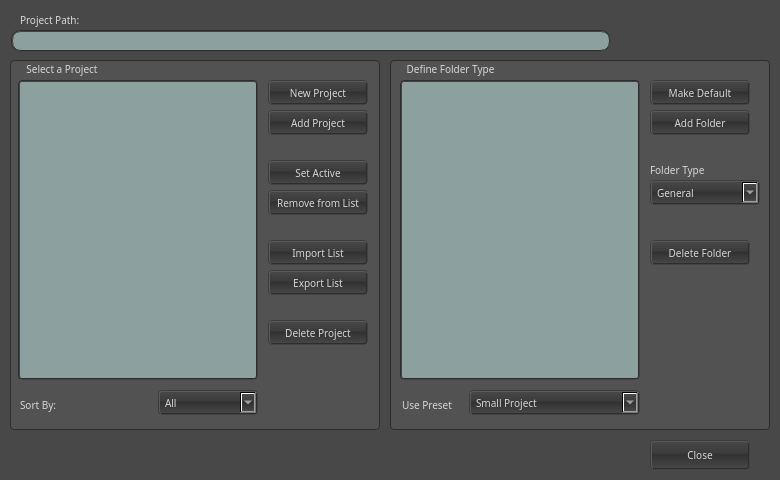
First picture: the form in ui/ProjectManager.ui, repository skhaz/neutron3d, before the edit.
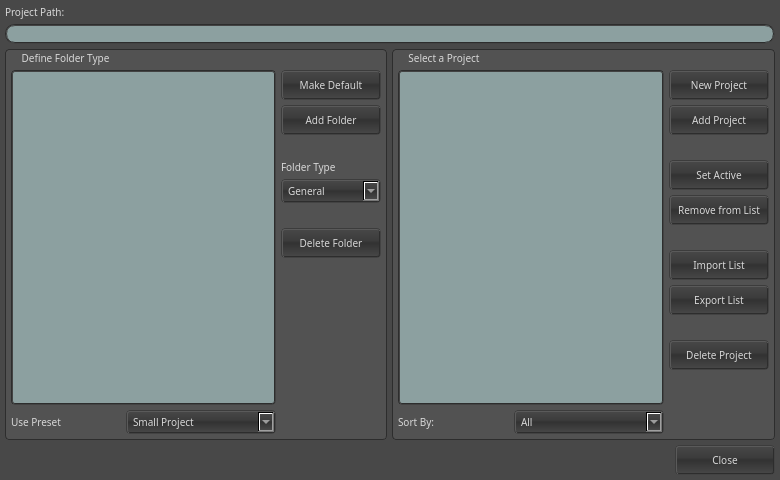
Second picture: the form after the edit. Icons and pictures are not drawn.

```diff
--- a/ui/ProjectManager.ui
+++ b/ui/ProjectManager.ui
@@ -21,12 +21,6 @@
     <height>480</height>
    </size>
   </property>
-  <property name="maximumSize" >
-   <size>
-    <width>780</width>
-    <height>480</height>
-   </size>
-  </property>
   <property name="windowTitle" >
    <string>Form</string>
   </property>
@@ -385,15 +379,17 @@
 
 </string>
   </property>
+  <layout class="QGridLayout" name="gridLayout_3" >
+   <property name="margin" >
+    <number>5</number>
+   </property>
+   <property name="spacing" >
+    <number>5</number>
+   </property>
+   <item row="0" column="0" >
+    <layout class="QVBoxLayout" name="verticalLayout_3" >
+     <item>
   <widget class="QLabel" name="lbl_projectPath" >
-   <property name="geometry" >
-    <rect>
-     <x>20</x>
-     <y>10</y>
-     <width>81</width>
-     <height>20</height>
-    </rect>
-   </property>
    <property name="font" >
     <font>
      <family>Lucida Grande, Segoe UI</family>
@@ -410,15 +406,9 @@
     <string>Project Path:</string>
    </property>
   </widget>
+     </item>
+     <item>
   <widget class="QLineEdit" name="tbx_path" >
-   <property name="geometry" >
-    <rect>
-     <x>11</x>
-     <y>30</y>
-     <width>600</width>
-     <height>22</height>
-    </rect>
-   </property>
    <property name="font" >
     <font>
      <family>Lucida Grande, Segoe UI</family>
@@ -444,15 +434,13 @@
     <bool>true</bool>
    </property>
   </widget>
+     </item>
+    </layout>
+   </item>
+   <item row="1" column="0" >
+    <layout class="QHBoxLayout" name="horizontalLayout" >
+     <item>
   <widget class="QGroupBox" name="grb_selectProject" >
-   <property name="geometry" >
-    <rect>
-     <x>10</x>
-     <y>60</y>
-     <width>370</width>
-     <height>370</height>
-    </rect>
-   </property>
    <property name="font" >
     <font>
      <family>Lucida Grande, Segoe UI</family>
@@ -468,59 +456,24 @@
    <property name="title" >
     <string>Select a Project</string>
    </property>
-   <widget class="QLabel" name="lbl_shortBy" >
-    <property name="geometry" >
-     <rect>
-      <x>10</x>
-      <y>330</y>
-      <width>121</width>
-      <height>30</height>
-     </rect>
-    </property>
-    <property name="font" >
-     <font>
-      <family>Lucida Grande, Segoe UI</family>
-      <pointsize>-1</pointsize>
-     </font>
-    </property>
-    <property name="layoutDirection" >
-     <enum>Qt::LeftToRight</enum>
-    </property>
-    <property name="text" >
-     <string>Sort By:</string>
-    </property>
-   </widget>
-   <widget class="QPushButton" name="bt_importList" >
-    <property name="geometry" >
-     <rect>
-      <x>258</x>
-      <y>180</y>
-      <width>100</width>
-      <height>25</height>
-     </rect>
-    </property>
-    <property name="font" >
-     <font>
-      <family>Lucida Grande, Segoe UI</family>
-      <pointsize>-1</pointsize>
-     </font>
-    </property>
-    <property name="styleSheet" >
-     <string notr="true" />
-    </property>
-    <property name="text" >
-     <string>Import List</string>
-    </property>
-   </widget>
+       <layout class="QGridLayout" name="gridLayout" >
+        <property name="leftMargin" >
+         <number>5</number>
+        </property>
+        <property name="topMargin" >
+         <number>20</number>
+        </property>
+        <property name="rightMargin" >
+         <number>5</number>
+        </property>
+        <property name="bottomMargin" >
+         <number>5</number>
+        </property>
+        <property name="spacing" >
+         <number>5</number>
+        </property>
+        <item row="0" column="0" colspan="2" >
    <widget class="QListView" name="lst_project" >
-    <property name="geometry" >
-     <rect>
-      <x>8</x>
-      <y>20</y>
-      <width>240</width>
-      <height>300</height>
-     </rect>
-    </property>
     <property name="font" >
      <font>
       <family>Lucida Grande, Segoe UI</family>
@@ -562,14 +515,57 @@
      <enum>QListView::SinglePass</enum>
     </property>
    </widget>
+        </item>
+        <item rowspan="2" row="0" column="2" >
+         <layout class="QVBoxLayout" name="verticalLayout" >
+          <item>
+           <widget class="QPushButton" name="bt_newProject" >
+            <property name="minimumSize" >
+             <size>
+              <width>100</width>
+              <height>30</height>
+             </size>
+            </property>
+            <property name="maximumSize" >
+             <size>
+              <width>100</width>
+              <height>30</height>
+             </size>
+            </property>
+            <property name="font" >
+             <font>
+              <family>Lucida Grande, Segoe UI</family>
+              <pointsize>-1</pointsize>
+             </font>
+            </property>
+            <property name="whatsThis" >
+             <string>&lt;!DOCTYPE HTML PUBLIC "-//W3C//DTD HTML 4.0//EN" "http://www.w3.org/TR/REC-html40/strict.dtd">
+&lt;html>&lt;head>&lt;meta name="qrichtext" content="1" />&lt;style type="text/css">
+p, li { white-space: pre-wrap; }
+&lt;/style>&lt;/head>&lt;body style=" font-family:'Lucida Grande ,Segoe UI'; font-weight:400; font-style:normal;">
+&lt;p style=" margin-top:0px; margin-bottom:0px; margin-left:0px; margin-right:0px; -qt-block-indent:0; text-indent:0px;">Click to create a new project.&lt;/p>&lt;/body>&lt;/html></string>
+            </property>
+            <property name="styleSheet" >
+             <string notr="true" />
+            </property>
+            <property name="text" >
+             <string>New Project</string>
+            </property>
+           </widget>
+          </item>
+          <item>
    <widget class="QPushButton" name="bt_addProject" >
-    <property name="geometry" >
-     <rect>
-      <x>258</x>
-      <y>50</y>
+            <property name="minimumSize" >
+             <size>
       <width>100</width>
-      <height>25</height>
-     </rect>
+              <height>30</height>
+             </size>
+            </property>
+            <property name="maximumSize" >
+             <size>
+              <width>100</width>
+              <height>30</height>
+             </size>
     </property>
     <property name="font" >
      <font>
@@ -591,36 +587,36 @@
      <string>Add Project</string>
     </property>
    </widget>
-   <widget class="QPushButton" name="bt_exportList" >
-    <property name="geometry" >
-     <rect>
-      <x>258</x>
-      <y>210</y>
-      <width>100</width>
-      <height>25</height>
-     </rect>
-    </property>
-    <property name="font" >
-     <font>
-      <family>Lucida Grande, Segoe UI</family>
-      <pointsize>-1</pointsize>
-     </font>
-    </property>
-    <property name="styleSheet" >
-     <string notr="true" />
-    </property>
-    <property name="text" >
-     <string>Export List</string>
-    </property>
-   </widget>
+          </item>
+          <item>
+           <spacer name="verticalSpacer_3" >
+            <property name="orientation" >
+             <enum>Qt::Vertical</enum>
+            </property>
+            <property name="sizeType" >
+             <enum>QSizePolicy::Fixed</enum>
+            </property>
+            <property name="sizeHint" stdset="0" >
+             <size>
+              <width>20</width>
+              <height>20</height>
+             </size>
+            </property>
+           </spacer>
+          </item>
+          <item>
    <widget class="QPushButton" name="bt_setActive" >
-    <property name="geometry" >
-     <rect>
-      <x>258</x>
-      <y>100</y>
+            <property name="minimumSize" >
+             <size>
       <width>100</width>
-      <height>25</height>
-     </rect>
+              <height>30</height>
+             </size>
+            </property>
+            <property name="maximumSize" >
+             <size>
+              <width>100</width>
+              <height>30</height>
+             </size>
     </property>
     <property name="font" >
      <font>
@@ -635,14 +631,20 @@
      <string>Set Active</string>
     </property>
    </widget>
+          </item>
+          <item>
    <widget class="QPushButton" name="bt_removeFromList" >
-    <property name="geometry" >
-     <rect>
-      <x>258</x>
-      <y>130</y>
+            <property name="minimumSize" >
+             <size>
       <width>100</width>
-      <height>25</height>
-     </rect>
+              <height>30</height>
+             </size>
+            </property>
+            <property name="maximumSize" >
+             <size>
+              <width>100</width>
+              <height>30</height>
+             </size>
     </property>
     <property name="font" >
      <font>
@@ -657,43 +659,108 @@
      <string>Remove from List</string>
     </property>
    </widget>
-   <widget class="QPushButton" name="bt_newProject" >
-    <property name="geometry" >
-     <rect>
-      <x>258</x>
-      <y>20</y>
+          </item>
+          <item>
+           <spacer name="verticalSpacer_2" >
+            <property name="orientation" >
+             <enum>Qt::Vertical</enum>
+            </property>
+            <property name="sizeType" >
+             <enum>QSizePolicy::Fixed</enum>
+            </property>
+            <property name="sizeHint" stdset="0" >
+             <size>
+              <width>20</width>
+              <height>20</height>
+             </size>
+            </property>
+           </spacer>
+          </item>
+          <item>
+           <widget class="QPushButton" name="bt_importList" >
+            <property name="minimumSize" >
+             <size>
       <width>100</width>
-      <height>25</height>
-     </rect>
-    </property>
+              <height>30</height>
+             </size>
+            </property>
+            <property name="maximumSize" >
+             <size>
+              <width>100</width>
+              <height>30</height>
+             </size>
+            </property>
     <property name="font" >
      <font>
       <family>Lucida Grande, Segoe UI</family>
       <pointsize>-1</pointsize>
      </font>
     </property>
-    <property name="whatsThis" >
-     <string>&lt;!DOCTYPE HTML PUBLIC "-//W3C//DTD HTML 4.0//EN" "http://www.w3.org/TR/REC-html40/strict.dtd">
-&lt;html>&lt;head>&lt;meta name="qrichtext" content="1" />&lt;style type="text/css">
-p, li { white-space: pre-wrap; }
-&lt;/style>&lt;/head>&lt;body style=" font-family:'Lucida Grande ,Segoe UI'; font-weight:400; font-style:normal;">
-&lt;p style=" margin-top:0px; margin-bottom:0px; margin-left:0px; margin-right:0px; -qt-block-indent:0; text-indent:0px;">Click to create a new project.&lt;/p>&lt;/body>&lt;/html></string>
-    </property>
+            <property name="styleSheet" >
+             <string notr="true" />
+            </property>
+            <property name="text" >
+             <string>Import List</string>
+            </property>
+           </widget>
+          </item>
+          <item>
+           <widget class="QPushButton" name="bt_exportList" >
+            <property name="minimumSize" >
+             <size>
+              <width>100</width>
+              <height>30</height>
+             </size>
+            </property>
+            <property name="maximumSize" >
+             <size>
+              <width>100</width>
+              <height>30</height>
+             </size>
+            </property>
+            <property name="font" >
+             <font>
+              <family>Lucida Grande, Segoe UI</family>
+              <pointsize>-1</pointsize>
+             </font>
+            </property>
     <property name="styleSheet" >
      <string notr="true" />
     </property>
     <property name="text" >
-     <string>New Project</string>
-    </property>
-   </widget>
+             <string>Export List</string>
+            </property>
+           </widget>
+          </item>
+          <item>
+           <spacer name="verticalSpacer" >
+            <property name="orientation" >
+             <enum>Qt::Vertical</enum>
+            </property>
+            <property name="sizeType" >
+             <enum>QSizePolicy::Fixed</enum>
+            </property>
+            <property name="sizeHint" stdset="0" >
+             <size>
+              <width>20</width>
+              <height>20</height>
+             </size>
+            </property>
+           </spacer>
+          </item>
+          <item>
    <widget class="QPushButton" name="bt_deleteProject" >
-    <property name="geometry" >
-     <rect>
-      <x>258</x>
-      <y>260</y>
+            <property name="minimumSize" >
+             <size>
       <width>100</width>
-      <height>25</height>
-     </rect>
+              <height>30</height>
+             </size>
+            </property>
+            <property name="maximumSize" >
+             <size>
+              <width>100</width>
+              <height>30</height>
+             </size>
     </property>
     <property name="font" >
      <font>
@@ -711,14 +778,51 @@
      <string>Delete Project</string>
     </property>
    </widget>
+          </item>
+          <item>
+           <spacer name="verticalSpacer_4" >
+            <property name="orientation" >
+             <enum>Qt::Vertical</enum>
+            </property>
+            <property name="sizeHint" stdset="0" >
+             <size>
+              <width>20</width>
+              <height>40</height>
+             </size>
+            </property>
+           </spacer>
+          </item>
+         </layout>
+        </item>
+        <item row="1" column="0" >
+         <widget class="QLabel" name="lbl_shortBy" >
+          <property name="font" >
+           <font>
+            <family>Lucida Grande, Segoe UI</family>
+            <pointsize>-1</pointsize>
+           </font>
+          </property>
+          <property name="layoutDirection" >
+           <enum>Qt::LeftToRight</enum>
+          </property>
+          <property name="text" >
+           <string>Sort By:</string>
+          </property>
+         </widget>
+        </item>
+        <item row="1" column="1" >
    <widget class="QComboBox" name="cbx_shortBy" >
-    <property name="geometry" >
-     <rect>
-      <x>148</x>
-      <y>330</y>
-      <width>100</width>
-      <height>25</height>
-     </rect>
+          <property name="minimumSize" >
+           <size>
+            <width>150</width>
+            <height>24</height>
+           </size>
+          </property>
+          <property name="maximumSize" >
+           <size>
+            <width>16777215</width>
+            <height>24</height>
+           </size>
     </property>
     <property name="font" >
      <font>
@@ -763,16 +867,12 @@
      </property>
     </item>
    </widget>
-  </widget>
+        </item>
+       </layout>
+      </widget>
+     </item>
+     <item>
   <widget class="QGroupBox" name="grb_defineFolderType" >
-   <property name="geometry" >
-    <rect>
-     <x>390</x>
-     <y>60</y>
-     <width>380</width>
-     <height>370</height>
-    </rect>
-   </property>
    <property name="font" >
     <font>
      <family>Lucida Grande, Segoe UI</family>
@@ -788,15 +888,24 @@
    <property name="title" >
     <string>Define Folder Type</string>
    </property>
+       <layout class="QGridLayout" name="gridLayout_2" >
+        <property name="leftMargin" >
+         <number>5</number>
+        </property>
+        <property name="topMargin" >
+         <number>20</number>
+        </property>
+        <property name="rightMargin" >
+         <number>5</number>
+        </property>
+        <property name="bottomMargin" >
+         <number>5</number>
+        </property>
+        <property name="spacing" >
+         <number>5</number>
+        </property>
+        <item row="0" column="0" colspan="2" >
    <widget class="QTreeView" name="trw_defineFolderType" >
-    <property name="geometry" >
-     <rect>
-      <x>10</x>
-      <y>20</y>
-      <width>240</width>
-      <height>300</height>
-     </rect>
-    </property>
     <property name="font" >
      <font>
       <family>Lucida Grande, Segoe UI</family>
@@ -807,17 +916,25 @@
      <string notr="true" />
     </property>
    </widget>
+        </item>
+        <item rowspan="2" row="0" column="2" >
+         <layout class="QVBoxLayout" name="verticalLayout_2" >
+          <item>
    <widget class="QPushButton" name="bt_makeDefault" >
     <property name="enabled" >
      <bool>true</bool>
     </property>
-    <property name="geometry" >
-     <rect>
-      <x>260</x>
-      <y>20</y>
+            <property name="minimumSize" >
+             <size>
       <width>100</width>
-      <height>25</height>
-     </rect>
+              <height>30</height>
+             </size>
+            </property>
+            <property name="maximumSize" >
+             <size>
+              <width>100</width>
+              <height>30</height>
+             </size>
     </property>
     <property name="font" >
      <font>
@@ -832,36 +949,20 @@
      <string>Make Default</string>
     </property>
    </widget>
-   <widget class="QLabel" name="lbl_usePreset" >
-    <property name="geometry" >
-     <rect>
-      <x>12</x>
-      <y>330</y>
-      <width>66</width>
-      <height>30</height>
-     </rect>
-    </property>
-    <property name="font" >
-     <font>
-      <family>Lucida Grande, Segoe UI</family>
-      <pointsize>-1</pointsize>
-     </font>
-    </property>
-    <property name="layoutDirection" >
-     <enum>Qt::LeftToRight</enum>
-    </property>
-    <property name="text" >
-     <string>Use Preset</string>
-    </property>
-   </widget>
+          </item>
+          <item>
    <widget class="QPushButton" name="bt_addFolder" >
-    <property name="geometry" >
-     <rect>
-      <x>260</x>
-      <y>50</y>
+            <property name="minimumSize" >
+             <size>
       <width>100</width>
-      <height>25</height>
-     </rect>
+              <height>30</height>
+             </size>
+            </property>
+            <property name="maximumSize" >
+             <size>
+              <width>100</width>
+              <height>30</height>
+             </size>
     </property>
     <property name="font" >
      <font>
@@ -876,15 +977,25 @@
      <string>Add Folder</string>
     </property>
    </widget>
+          </item>
+          <item>
+           <spacer name="verticalSpacer_5" >
+            <property name="orientation" >
+             <enum>Qt::Vertical</enum>
+            </property>
+            <property name="sizeType" >
+             <enum>QSizePolicy::Fixed</enum>
+            </property>
+            <property name="sizeHint" stdset="0" >
+             <size>
+              <width>20</width>
+              <height>20</height>
+             </size>
+            </property>
+           </spacer>
+          </item>
+          <item>
    <widget class="QLabel" name="lbl_folderType" >
-    <property name="geometry" >
-     <rect>
-      <x>260</x>
-      <y>100</y>
-      <width>100</width>
-      <height>20</height>
-     </rect>
-    </property>
     <property name="font" >
      <font>
       <family>Lucida Grande, Segoe UI</family>
@@ -898,68 +1009,27 @@
      <string>Folder Type</string>
     </property>
    </widget>
-   <widget class="QComboBox" name="cbx_usePreset" >
-    <property name="geometry" >
-     <rect>
-      <x>79</x>
-      <y>330</y>
-      <width>171</width>
-      <height>25</height>
-     </rect>
-    </property>
-    <property name="font" >
-     <font>
-      <family>Lucida Grande, Segoe UI</family>
-      <pointsize>-1</pointsize>
-     </font>
-    </property>
-    <property name="layoutDirection" >
-     <enum>Qt::LeftToRight</enum>
-    </property>
-    <property name="styleSheet" >
-     <string notr="true" />
-    </property>
-    <item>
-     <property name="text" >
-      <string>Small Project</string>
-     </property>
     </item>
     <item>
-     <property name="text" >
-      <string>Medium Project</string>
-     </property>
-    </item>
-    <item>
-     <property name="text" >
-      <string>Big Project</string>
-     </property>
-    </item>
-    <item>
-     <property name="text" >
-      <string>-----------------</string>
-     </property>
-    </item>
-    <item>
-     <property name="text" >
-      <string>Add New Preset</string>
-     </property>
-    </item>
-   </widget>
    <widget class="QComboBox" name="cbx_folderType" >
-    <property name="geometry" >
-     <rect>
-      <x>260</x>
-      <y>120</y>
-      <width>110</width>
-      <height>25</height>
-     </rect>
-    </property>
     <property name="sizePolicy" >
      <sizepolicy vsizetype="Fixed" hsizetype="Fixed" >
       <horstretch>0</horstretch>
       <verstretch>0</verstretch>
      </sizepolicy>
     </property>
+            <property name="minimumSize" >
+             <size>
+              <width>100</width>
+              <height>24</height>
+             </size>
+            </property>
+            <property name="maximumSize" >
+             <size>
+              <width>100</width>
+              <height>24</height>
+             </size>
+            </property>
     <property name="font" >
      <font>
       <family>Lucida Grande, Segoe UI</family>
@@ -1036,14 +1106,36 @@
      </property>
     </item>
    </widget>
+          </item>
+          <item>
+           <spacer name="verticalSpacer_6" >
+            <property name="orientation" >
+             <enum>Qt::Vertical</enum>
+            </property>
+            <property name="sizeType" >
+             <enum>QSizePolicy::Fixed</enum>
+            </property>
+            <property name="sizeHint" stdset="0" >
+             <size>
+              <width>20</width>
+              <height>20</height>
+             </size>
+            </property>
+           </spacer>
+          </item>
+          <item>
    <widget class="QPushButton" name="bt_deleteFolder" >
-    <property name="geometry" >
-     <rect>
-      <x>260</x>
-      <y>180</y>
+            <property name="minimumSize" >
+             <size>
       <width>100</width>
-      <height>25</height>
-     </rect>
+              <height>30</height>
+             </size>
+            </property>
+            <property name="maximumSize" >
+             <size>
+              <width>100</width>
+              <height>30</height>
+             </size>
     </property>
     <property name="font" >
      <font>
@@ -1058,16 +1150,100 @@
      <string>Delete Folder</string>
     </property>
    </widget>
-  </widget>
+          </item>
+          <item>
+           <spacer name="verticalSpacer_7" >
+            <property name="orientation" >
+             <enum>Qt::Vertical</enum>
+            </property>
+            <property name="sizeHint" stdset="0" >
+             <size>
+              <width>20</width>
+              <height>40</height>
+             </size>
+            </property>
+           </spacer>
+          </item>
+         </layout>
+        </item>
+        <item row="1" column="0" >
+         <widget class="QLabel" name="lbl_usePreset" >
+          <property name="font" >
+           <font>
+            <family>Lucida Grande, Segoe UI</family>
+            <pointsize>-1</pointsize>
+           </font>
+          </property>
+          <property name="layoutDirection" >
+           <enum>Qt::LeftToRight</enum>
+          </property>
+          <property name="text" >
+           <string>Use Preset</string>
+          </property>
+         </widget>
+        </item>
+        <item row="1" column="1" >
+         <widget class="QComboBox" name="cbx_usePreset" >
+          <property name="minimumSize" >
+           <size>
+            <width>150</width>
+            <height>24</height>
+           </size>
+          </property>
+          <property name="maximumSize" >
+           <size>
+            <width>16777215</width>
+            <height>24</height>
+           </size>
+          </property>
+          <property name="font" >
+           <font>
+            <family>Lucida Grande, Segoe UI</family>
+            <pointsize>-1</pointsize>
+           </font>
+          </property>
+          <property name="layoutDirection" >
+           <enum>Qt::LeftToRight</enum>
+          </property>
+          <property name="styleSheet" >
+           <string notr="true" />
+          </property>
+          <item>
+           <property name="text" >
+            <string>Small Project</string>
+           </property>
+          </item>
+          <item>
+           <property name="text" >
+            <string>Medium Project</string>
+           </property>
+          </item>
+          <item>
+           <property name="text" >
+            <string>Big Project</string>
+           </property>
+          </item>
+          <item>
+           <property name="text" >
+            <string>-----------------</string>
+           </property>
+          </item>
+          <item>
+           <property name="text" >
+            <string>Add New Preset</string>
+           </property>
+          </item>
+         </widget>
+        </item>
+       </layout>
+      </widget>
+     </item>
+    </layout>
+   </item>
+   <item row="2" column="0" >
+    <layout class="QHBoxLayout" name="horizontalLayout_2" >
+     <item>
   <widget class="QPushButton" name="bt_close" >
-   <property name="geometry" >
-    <rect>
-     <x>650</x>
-     <y>440</y>
-     <width>100</width>
-     <height>30</height>
-    </rect>
-   </property>
    <property name="minimumSize" >
     <size>
      <width>100</width>
@@ -1096,11 +1272,23 @@
     <string>Close</string>
    </property>
   </widget>
-  <zorder>grb_defineFolderType</zorder>
-  <zorder>grb_selectProject</zorder>
-  <zorder>lbl_projectPath</zorder>
-  <zorder>tbx_path</zorder>
-  <zorder>bt_close</zorder>
+     </item>
+     <item>
+      <spacer name="horizontalSpacer" >
+       <property name="orientation" >
+        <enum>Qt::Horizontal</enum>
+       </property>
+       <property name="sizeHint" stdset="0" >
+        <size>
+         <width>298</width>
+         <height>20</height>
+        </size>
+       </property>
+      </spacer>
+     </item>
+    </layout>
+   </item>
+  </layout>
  </widget>
  <tabstops>
   <tabstop>tbx_path</tabstop>
```
Left out of the diff: 3 changed lines with no effect on the pictures. Lines whose indentation alone changed are shown as unchanged.
